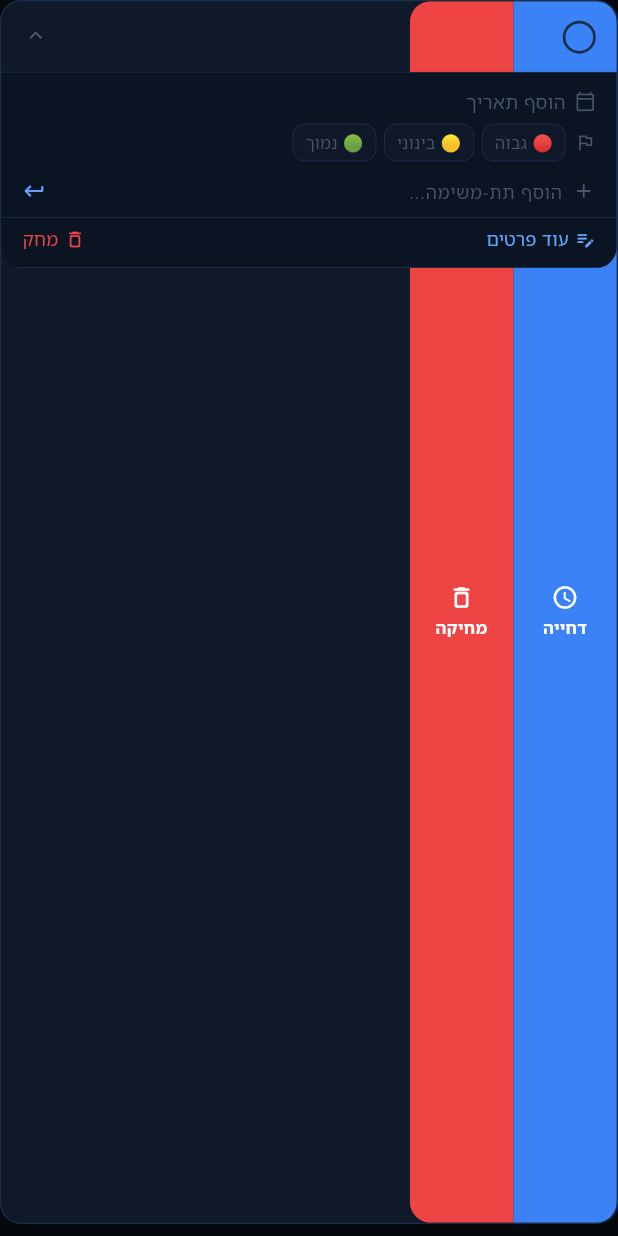
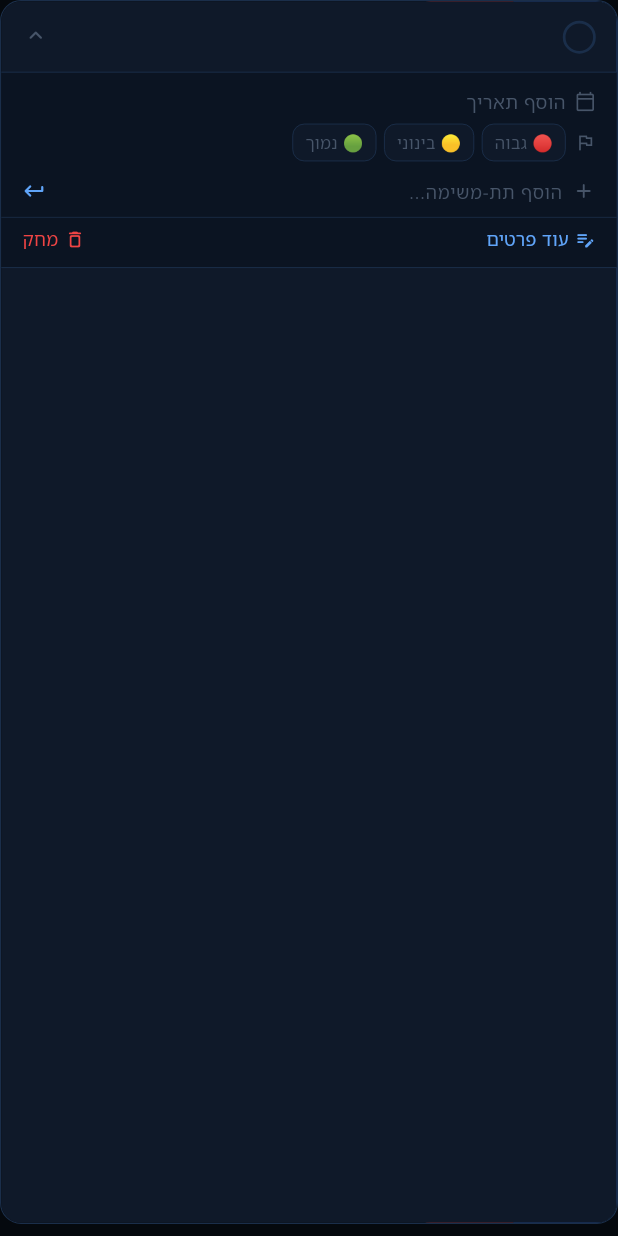
Before and after one commit to NadavZ-sketch/jarvis-server-nadav, a Flutter app: the SmartTaskCard widget shown alone on an empty page, opened directly with empty values, after a tap on the "keyboard arrow down" icon, after a tap on "🔴 גבוה", on a phone screen of 412 x 824 dp. Run offline on Flutter 3.47's test engine with Material 3 defaults, Android fonts, the phone set to English and light mode, and no system bars; our stand-ins replace audioplayers, file_picker, firebase_core, firebase_messaging, fl_chart, flutter_local_notifications and 7 more; accounts and stored records are empty; network calls fail; Roboto replaces fonts that are missing (Heebo); project files that could hold a hidden picture were left out.

Commit message:
fix(tasks): hide swipe buttons until swiped; show full title
- Wrap SwipeableCard child in ColoredBox (opaque background) so action
  buttons are covered by the card and only revealed on swipe
- Add ClipRRect around SwipeableCard so buttons are clipped to card bounds
- Remove maxLines: 2 / ellipsis from title — _title already returns first
  line only so long titles now wrap naturally instead of being cut off

Co-Authored-By: Claude Sonnet 4.6 <noreply@anthropic.com>
Claude-Session: https://claude.ai/code/session_01Euc9Tj5bBG5gdEuBXL3sXP

```diff
--- a/jarvis_mobile/lib/widgets/tasks/smart_task_card.dart
+++ b/jarvis_mobile/lib/widgets/tasks/smart_task_card.dart
@@ -113,10 +113,11 @@ class _SmartTaskCardState extends State<SmartTaskCard> {
 
     final hasChips = dueLabel.isNotEmpty || projectName != null || tags.isNotEmpty;
 
+    final cardColor = _isDone ? JC.surface.withValues(alpha: 0.6) : JC.surfaceAlt;
+
     return Container(
       margin: EdgeInsets.only(bottom: widget.dense ? 4 : 8),
       decoration: BoxDecoration(
-        color: _isDone ? JC.surface.withValues(alpha: 0.6) : JC.surfaceAlt,
         borderRadius: BorderRadius.circular(14),
         border: Border.all(
           color: _overdue
@@ -125,7 +126,9 @@ class _SmartTaskCardState extends State<SmartTaskCard> {
           width: 0.8,
         ),
       ),
-      child: _SwipeableCard(
+      child: ClipRRect(
+        borderRadius: BorderRadius.circular(13.4),
+        child: _SwipeableCard(
         onPostpone: () => widget.controller.postpone(widget.task),
         onDelete: () {
           final task = widget.task;
@@ -149,7 +152,9 @@ class _SmartTaskCardState extends State<SmartTaskCard> {
             widget.controller.commitDelete(task);
           });
         },
-        child: Column(
+        child: ColoredBox(
+          color: cardColor,
+          child: Column(
           crossAxisAlignment: CrossAxisAlignment.stretch,
           children: [
             // ── Card body ──────────────────────────────────────────────────
@@ -194,8 +199,6 @@ class _SmartTaskCardState extends State<SmartTaskCard> {
                           Text(
                             _title,
                             textDirection: TextDirection.rtl,
-                            maxLines: 2,
-                            overflow: TextOverflow.ellipsis,
                             style: TextStyle(
                               color: _isDone ? JC.textMuted : JC.textPrimary,
                               fontSize: 14.5,
@@ -249,15 +252,13 @@ class _SmartTaskCardState extends State<SmartTaskCard> {
 
             // ── Inline expand panel ────────────────────────────────────────
             if (_expanded)
-              ClipRRect(
-                borderRadius: const BorderRadius.vertical(
-                    bottom: Radius.circular(14)),
-                child: TaskInlineExpand(
-                  controller: widget.controller,
-                  task: widget.task,
-                ),
+              TaskInlineExpand(
+                controller: widget.controller,
+                task: widget.task,
               ),
           ],
+        ),
+        ),
         ),
       ),
     );
```
